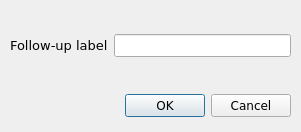
Qt form src/rc_metastudio/forms/new_follow_up_dlg.ui (AliSalman-et-al/openmeta-analyst-community) before a commit.
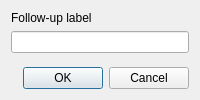
The same form after that commit. Icons and pictures are not drawn.

```diff
--- a/src/rc_metastudio/forms/new_follow_up_dlg.ui
+++ b/src/rc_metastudio/forms/new_follow_up_dlg.ui
@@ -2,99 +2,13 @@
 <ui version="4.0">
  <class>new_follow_up_dialog</class>
  <widget class="QDialog" name="new_follow_up_dialog">
-  <property name="enabled">
-   <bool>true</bool>
-  </property>
-  <property name="geometry">
-   <rect>
-    <x>0</x>
-    <y>0</y>
-    <width>301</width>
-    <height>132</height>
-   </rect>
-  </property>
-  <property name="minimumSize">
-   <size>
-    <width>301</width>
-    <height>132</height>
-   </size>
-  </property>
-  <property name="maximumSize">
-   <size>
-    <width>301</width>
-    <height>132</height>
-   </size>
-  </property>
-  <property name="font">
-   <font>
-    <family>Verdana</family>
-   </font>
-  </property>
-  <property name="windowTitle">
-   <string>Add Follow-Up</string>
-  </property>
-  <property name="windowIcon">
-   <iconset>
-    <normaloff>:/misc/meta.png</normaloff>:/misc/meta.png</iconset>
-  </property>
-  <widget class="QDialogButtonBox" name="buttonBox">
-   <property name="geometry">
-    <rect>
-     <x>10</x>
-     <y>90</y>
-     <width>281</width>
-     <height>32</height>
-    </rect>
-   </property>
-   <property name="font">
-    <font>
-     <family>Verdana</family>
-    </font>
-   </property>
-   <property name="orientation">
-    <enum>Qt::Horizontal</enum>
-   </property>
-   <property name="standardButtons">
-    <set>QDialogButtonBox::Cancel|QDialogButtonBox::Ok</set>
-   </property>
-  </widget>
-  <widget class="QWidget" name="layoutWidget">
-   <property name="geometry">
-    <rect>
-     <x>10</x>
-     <y>10</y>
-     <width>281</width>
-     <height>71</height>
-    </rect>
-   </property>
-   <layout class="QGridLayout" name="gridLayout">
-    <item row="0" column="0">
-     <widget class="QLabel" name="label_2">
-      <property name="font">
-       <font>
-        <family>Verdana</family>
-        <pointsize>10</pointsize>
-       </font>
-      </property>
-      <property name="text">
-       <string>Follow-up label</string>
-      </property>
-     </widget>
-    </item>
-    <item row="0" column="1">
-     <widget class="QLineEdit" name="follow_up_name_le">
-      <property name="font">
-       <font>
-        <family>Verdana</family>
-       </font>
-      </property>
-      <property name="alignment">
-       <set>Qt::AlignCenter</set>
-      </property>
-     </widget>
-    </item>
-   </layout>
-  </widget>
+  <property name="geometry"><rect><x>0</x><y>0</y><width>0</width><height>0</height></rect></property>
+  <property name="windowTitle"><string>Add Follow-Up</string></property>
+  <property name="windowIcon"><iconset resource="images/icons.qrc"><normaloff>:/misc/meta.png</normaloff>:/misc/meta.png</iconset></property>
+  <layout class="QVBoxLayout" name="verticalLayout">
+   <item><layout class="QFormLayout" name="formLayout"><property name="fieldGrowthPolicy"><enum>QFormLayout::AllNonFixedFieldsGrow</enum></property><property name="rowWrapPolicy"><enum>QFormLayout::WrapAllRows</enum></property><item row="0" column="0"><widget class="QLabel" name="label_2"><property name="text"><string>Follow-up label</string></property><property name="buddy"><cstring>follow_up_name_le</cstring></property></widget></item><item row="0" column="1"><widget class="QLineEdit" name="follow_up_name_le"><property name="alignment"><set>Qt::AlignCenter</set></property></widget></item></layout></item>
+   <item><widget class="QDialogButtonBox" name="buttonBox"><property name="orientation"><enum>Qt::Horizontal</enum></property><property name="standardButtons"><set>QDialogButtonBox::Cancel|QDialogButtonBox::Ok</set></property></widget></item>
+  </layout>
  </widget>
  <resources>
   <include location="images/icons.qrc"/>
```
Left out of the diff: 40 changed lines with no effect on the pictures.
